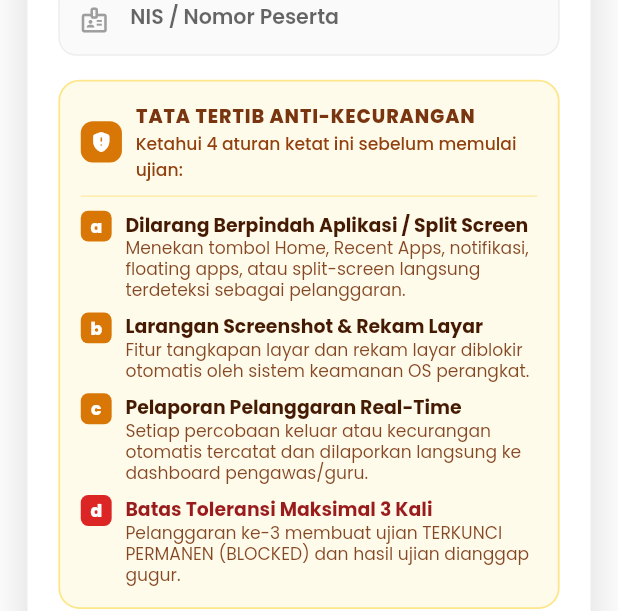
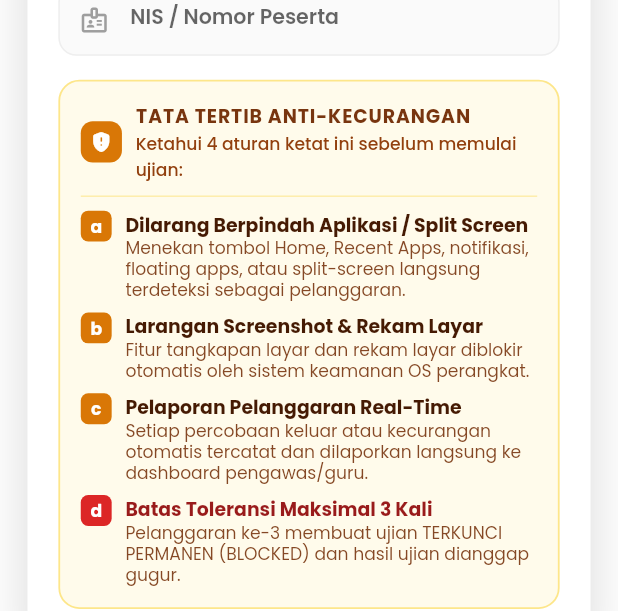
Before and after one commit to ekiq11/Exam-Go, a Flutter app: the PreExamChecklistDialog widget shown alone on an empty page, opened directly with empty values, on a phone screen of 412 x 824 dp. Shown: the part 514-1125 px from the top of the screen. Run offline on Flutter 3.47's test engine with Material 3 defaults, Android fonts, the phone set to English and light mode, and no system bars; our stand-ins replace battery_plus, cached_network_image, cloud_firestore, connectivity_plus, device_info_plus, file_picker and 17 more; missing offline and left inert: flutter_math_fork, mobile_scanner, webview_flutter_android, webview_flutter_wkwebview; accounts and stored records are empty; network calls fail.

Commit message:
fix(ui): resolve RenderFlex 44px overflow with Wrap and fix Poppins-Black offline font error

```diff
--- a/lib/view/pre_exam_checklist.dart
+++ b/lib/view/pre_exam_checklist.dart
@@ -505,7 +505,7 @@ class _PreExamChecklistDialogState extends State<PreExamChecklistDialog> {
                       'TATA TERTIB ANTI-KECURANGAN',
                       style: GoogleFonts.poppins(
                         fontSize: context.rs(11),
-                        fontWeight: FontWeight.w800,
+                        fontWeight: FontWeight.bold,
                         color: const Color(0xFF78350F),
                         letterSpacing: 0.6,
                       ),
@@ -576,7 +576,7 @@ class _PreExamChecklistDialogState extends State<PreExamChecklistDialog> {
             letter,
             style: GoogleFonts.poppins(
               fontSize: context.rs(10),
-              fontWeight: FontWeight.w800,
+              fontWeight: FontWeight.bold,
               color: Colors.white,
             ),
           ),
--- a/lib/view/teacher_mode.dart
+++ b/lib/view/teacher_mode.dart
@@ -550,7 +550,7 @@ class _TeacherDashboardScreenState extends State<TeacherDashboardScreen> {
                     'UNLIMITED',
                     style: GoogleFonts.poppins(
                       fontSize: 10,
-                      fontWeight: FontWeight.w800,
+                      fontWeight: FontWeight.bold,
                       color: const Color(0xFFFDE047),
                     ),
                   ),
```
Also changed, not shown: lib/view/student/tryout_schedule_screen.dart (+18 -10 lines), 1 other file.
